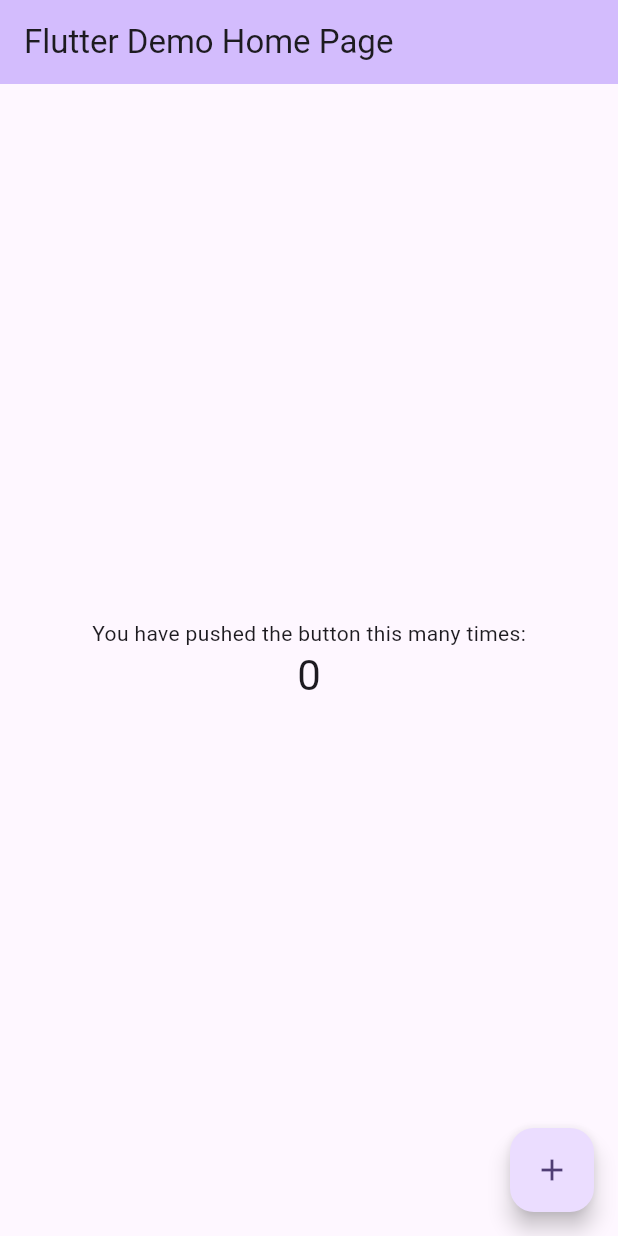
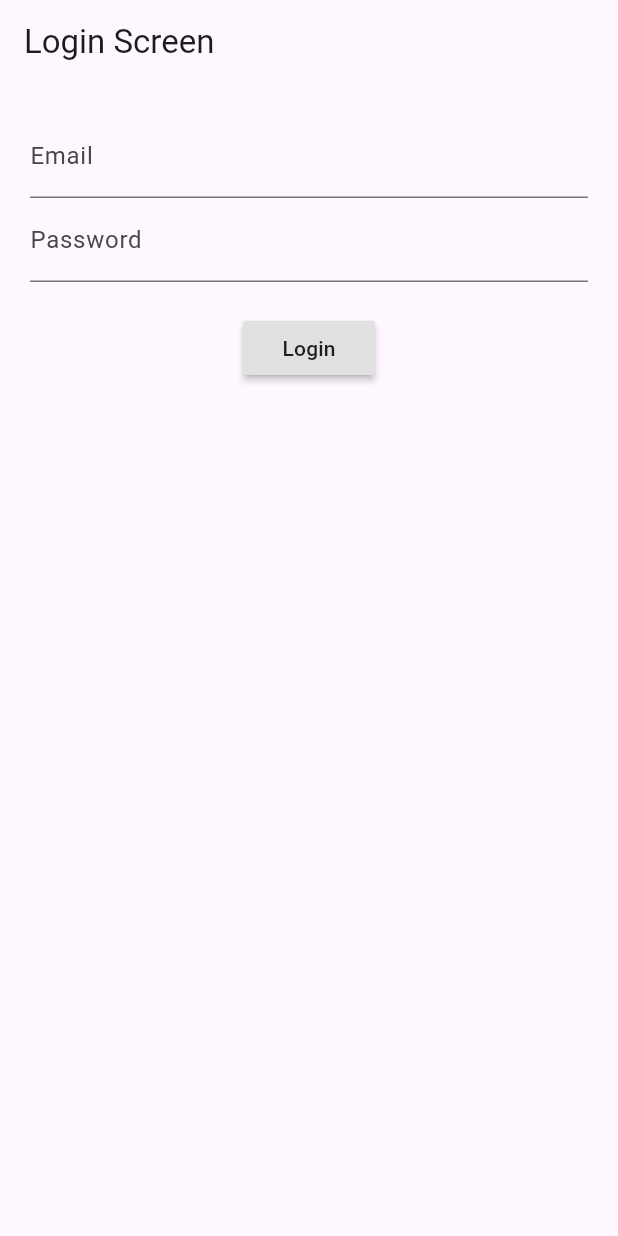
Before and after one commit to Atharva-Kasodekar/EngageWise, a Flutter app: the screen it shows after launch, on a phone screen of 412 x 824 dp. Run offline on Flutter 3.47's test engine with Material 3 defaults, Android fonts, the phone set to English and light mode, and no system bars.

Commit message:
Routing and login page added

```diff
--- /dev/null
+++ b/lib/Screens/login.dart
@@ -0,0 +1,91 @@
+import 'package:flutter/material.dart';
+import 'package:http/http.dart' as http;
+import 'dart:convert';
+
+class LoginScreen extends StatefulWidget {
+  @override
+  _LoginScreenState createState() => _LoginScreenState();
+}
+
+class _LoginScreenState extends State<LoginScreen> {
+  final _formKey = GlobalKey<FormState>();
+  final _scaffoldKey = GlobalKey<ScaffoldState>();
+
+  String _username = '', _password = '';
+
+  Future<void> _login() async {
+    if (_formKey.currentState.validate()) {
+      _formKey.currentState.save();
+
+      final response = await http.post(
+        'https://reqres.in/api/login',
+        headers: {'Content-Type': 'application/json'},
+        body: jsonEncode({
+          'email': _username,
+          'password': _password,
+        }),
+      );
+
+      if (response.statusCode == 200) {
+        final jsonData = jsonDecode(response.body);
+        final token = jsonData['token'];
+
+        Scaffold.of(context).showSnackBar(
+            SnackBar(content: Text('Welcome, your token is $token')));
+      } else {
+        Scaffold.of(context)
+            .showSnackBar(SnackBar(content: Text('Invalid credentials')));
+      }
+    }
+  }
+
+  @override
+  Widget build(BuildContext context) {
+    return Scaffold(
+      key: _scaffoldKey,
+      appBar: AppBar(
+        title: Text('Login Screen'),
+      ),
+      body: Padding(
+        padding: const EdgeInsets.all(20.0),
+        child: Form(
+          key: _formKey,
+          child: Column(
+            children: <Widget>[
+              TextFormField(
+                decoration: InputDecoration(
+                  labelText: 'Email',
+                ),
+                validator: (value) {
+                  if (value.isEmpty) {
+                    return 'Please enter an email';
+                  }
+                  return null;
+                },
+                onSaved: (value) => _username = value,
+              ),
+              TextFormField(
+                decoration: InputDecoration(
+                  labelText: 'Password',
+                ),
+                obscureText: true,
+                validator: (value) {
+                  if (value.isEmpty) {
+                    return 'Please enter a password';
+                  }
+                  return null;
+                },
+                onSaved: (value) => _password = value,
+              ),
+              SizedBox(height: 20),
+              RaisedButton(
+                onPressed: _login,
+                child: Text('Login'),
+              ),
+            ],
+          ),
+        ),
+      ),
+    );
+  }
+}
--- a/lib/main.dart
+++ b/lib/main.dart
@@ -1,125 +1,11 @@
+import 'package:engage_wise/Screens/login.dart';
 import 'package:flutter/material.dart';
 
 void main() {
-  runApp(const MyApp());
+  runApp(new MaterialApp(
+    home: LoginScreen(),
+    routes: {
+      //Country.routeName: (ctx) => Country()
+    },
+  ));
 }
-
-class MyApp extends StatelessWidget {
-  const MyApp({super.key});
-
-  // This widget is the root of your application.
-  @override
-  Widget build(BuildContext context) {
-    return MaterialApp(
-      title: 'Flutter Demo',
-      theme: ThemeData(
-        // This is the theme of your application.
-        //
-        // TRY THIS: Try running your application with "flutter run". You'll see
-        // the application has a purple toolbar. Then, without quitting the app,
-        // try changing the seedColor in the colorScheme below to Colors.green
-        // and then invoke "hot reload" (save your changes or press the "hot
-        // reload" button in a Flutter-supported IDE, or press "r" if you used
-        // the command line to start the app).
-        //
-        // Notice that the counter didn't reset back to zero; the application
-        // state is not lost during the reload. To reset the state, use hot
-        // restart instead.
-        //
-        // This works for code too, not just values: Most code changes can be
-        // tested with just a hot reload.
-        colorScheme: ColorScheme.fromSeed(seedColor: Colors.deepPurple),
-        useMaterial3: true,
-      ),
-      home: const MyHomePage(title: 'Flutter Demo Home Page'),
-    );
-  }
-}
-
-class MyHomePage extends StatefulWidget {
-  const MyHomePage({super.key, required this.title});
-
-  // This widget is the home page of your application. It is stateful, meaning
-  // that it has a State object (defined below) that contains fields that affect
-  // how it looks.
-
-  // This class is the configuration for the state. It holds the values (in this
-  // case the title) provided by the parent (in this case the App widget) and
-  // used by the build method of the State. Fields in a Widget subclass are
-  // always marked "final".
-
-  final String title;
-
-  @override
-  State<MyHomePage> createState() => _MyHomePageState();
-}
-
-class _MyHomePageState extends State<MyHomePage> {
-  int _counter = 0;
-
-  void _incrementCounter() {
-    setState(() {
-      // This call to setState tells the Flutter framework that something has
-      // changed in this State, which causes it to rerun the build method below
-      // so that the display can reflect the updated values. If we changed
-      // _counter without calling setState(), then the build method would not be
-      // called again, and so nothing would appear to happen.
-      _counter++;
-    });
-  }
-
-  @override
-  Widget build(BuildContext context) {
-    // This method is rerun every time setState is called, for instance as done
-    // by the _incrementCounter method above.
-    //
-    // The Flutter framework has been optimized to make rerunning build methods
-    // fast, so that you can just rebuild anything that needs updating rather
-    // than having to individually change instances of widgets.
-    return Scaffold(
-      appBar: AppBar(
-        // TRY THIS: Try changing the color here to a specific color (to
-        // Colors.amber, perhaps?) and trigger a hot reload to see the AppBar
-        // change color while the other colors stay the same.
-        backgroundColor: Theme.of(context).colorScheme.inversePrimary,
-        // Here we take the value from the MyHomePage object that was created by
-        // the App.build method, and use it to set our appbar title.
-        title: Text(widget.title),
-      ),
-      body: Center(
-        // Center is a layout widget. It takes a single child and positions it
-        // in the middle of the parent.
-        child: Column(
-          // Column is also a layout widget. It takes a list of children and
-          // arranges them vertically. By default, it sizes itself to fit its
-          // children horizontally, and tries to be as tall as its parent.
-          //
-          // Column has various properties to control how it sizes itself and
-          // how it positions its children. Here we use mainAxisAlignment to
-          // center the children vertically; the main axis here is the vertical
-          // axis because Columns are vertical (the cross axis would be
-          // horizontal).
-          //
-          // TRY THIS: Invoke "debug painting" (choose the "Toggle Debug Paint"
-          // action in the IDE, or press "p" in the console), to see the
-          // wireframe for each widget.
-          mainAxisAlignment: MainAxisAlignment.center,
-          children: <Widget>[
-            const Text(
-              'You have pushed the button this many times:',
-            ),
-            Text(
-              '$_counter',
-              style: Theme.of(context).textTheme.headlineMedium,
-            ),
-          ],
-        ),
-      ),
-      floatingActionButton: FloatingActionButton(
-        onPressed: _incrementCounter,
-        tooltip: 'Increment',
-        child: const Icon(Icons.add),
-      ), // This trailing comma makes auto-formatting nicer for build methods.
-    );
-  }
-}
--- a/pubspec.yaml
+++ b/pubspec.yaml
@@ -35,6 +35,7 @@ dependencies:
   # The following adds the Cupertino Icons font to your application.
   # Use with the CupertinoIcons class for iOS style icons.
   cupertino_icons: ^1.0.8
+  http: ^1.2.2
 
 dev_dependencies:
   flutter_test:
```
Also changed, not shown: pubspec.lock.
